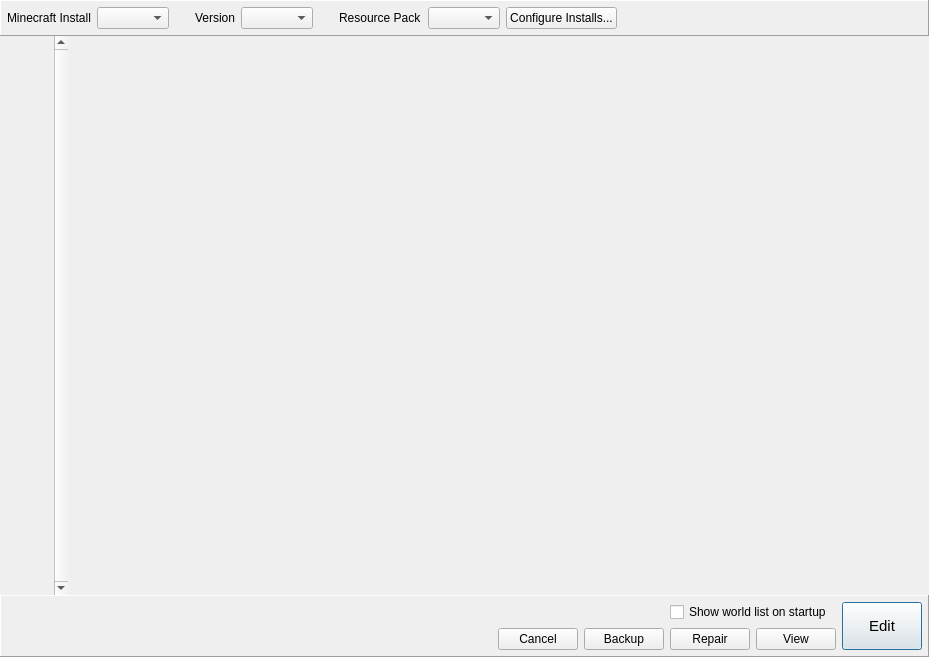
First picture: the form in src/mcedit2/ui/world_list.ui, repository mcedit/mcedit2, before the edit.
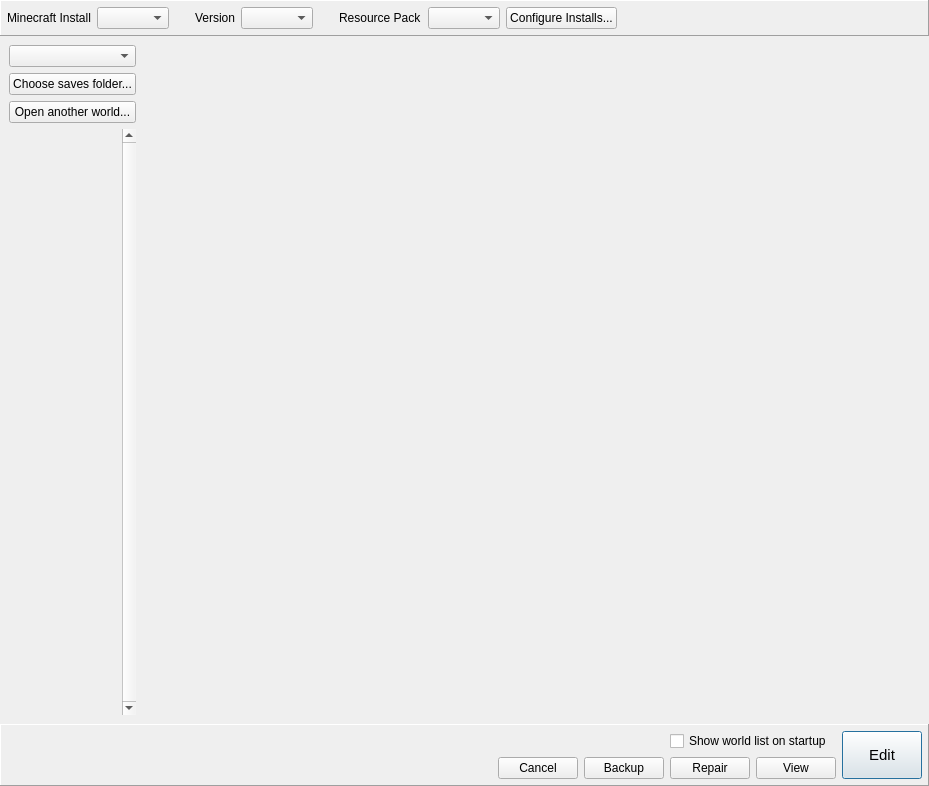
Second picture: the form after the edit.

Commit message: Add button to world list for choosing any world

What changed in the file:
```diff
--- a/src/mcedit2/ui/world_list.ui
+++ b/src/mcedit2/ui/world_list.ui
@@ -7,7 +7,7 @@
     <x>0</x>
     <y>0</y>
     <width>929</width>
-    <height>657</height>
+    <height>786</height>
    </rect>
   </property>
   <property name="windowTitle">
@@ -126,12 +126,25 @@
       <enum>QFrame::Raised</enum>
      </property>
      <layout class="QHBoxLayout" name="horizontalLayout_2">
-      <property name="spacing">
-       <number>0</number>
-      </property>
-      <property name="margin">
-       <number>0</number>
-      </property>
+      <item>
+       <layout class="QVBoxLayout" name="verticalLayout_2">
+        <item>
+         <widget class="QComboBox" name="savesFolderCombo"/>
+        </item>
+        <item>
+         <widget class="QPushButton" name="chooseSavesFolderButton">
+          <property name="text">
+           <string>Choose saves folder...</string>
+          </property>
+         </widget>
+        </item>
+        <item>
+         <widget class="QPushButton" name="openWorldButton">
+          <property name="text">
+           <string>Open another world...</string>
+          </property>
+         </widget>
+        </item>
       <item>
        <widget class="QScrollArea" name="scrollArea">
         <property name="sizePolicy">
@@ -157,12 +170,14 @@
           <rect>
            <x>0</x>
            <y>0</y>
-           <width>52</width>
-           <height>560</height>
+             <width>99</width>
+             <height>585</height>
           </rect>
          </property>
         </widget>
        </widget>
+        </item>
+       </layout>
       </item>
       <item>
        <widget class="QStackedWidget" name="stackedWidget">
```
Left out of the diff: 26 changed lines with no effect on the pictures. Lines whose indentation alone changed are shown as unchanged. The commit also changes 2 other files.
